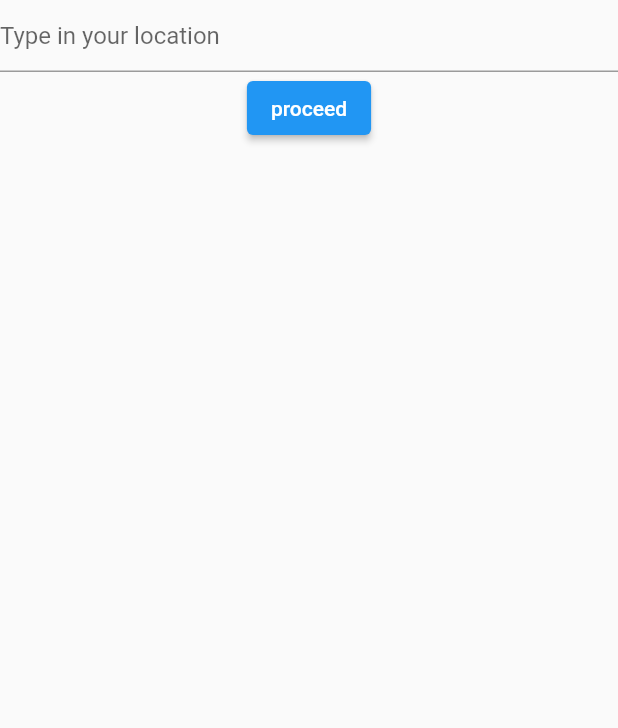
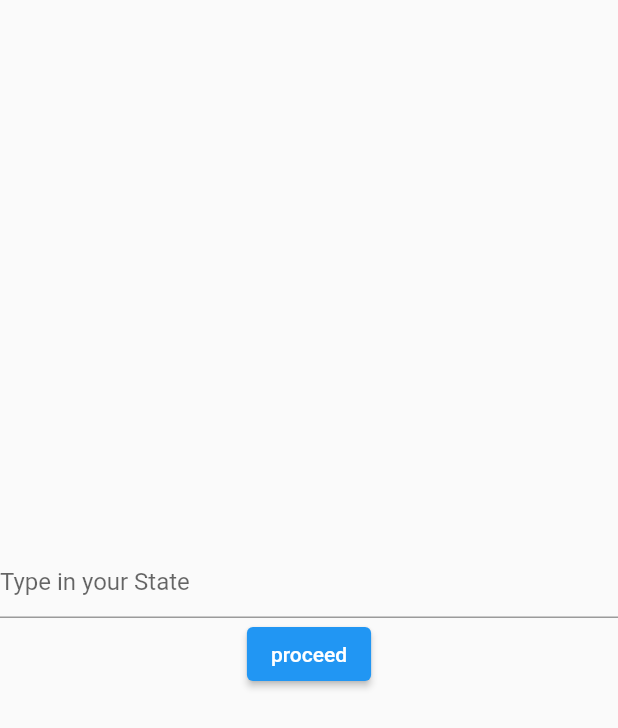
Before and after one commit to masteribro/LocationApp, a Flutter app: the screen it shows after launch, on a phone screen of 412 x 824 dp. Shown: the top 728 px of the screen. Run offline on Flutter 3.47's test engine with Material 2 defaults, Android fonts, the phone set to English and light mode, and no system bars.

Commit message:
all features has been implemented

```diff
--- a/lib/main.dart
+++ b/lib/main.dart
@@ -14,16 +14,8 @@ class MyApp extends StatelessWidget {
   Widget build(BuildContext context) {
     return MaterialApp(
       title: 'Flutter Demo',
+      debugShowCheckedModeBanner: false,
       theme: ThemeData(
-        // This is the theme of your application.
-        //
-        // Try running your application with "flutter run". You'll see the
-        // application has a blue toolbar. Then, without quitting the app, try
-        // changing the primarySwatch below to Colors.green and then invoke
-        // "hot reload" (press "r" in the console where you ran "flutter run",
-        // or simply save your changes to "hot reload" in a Flutter IDE).
-        // Notice that the counter didn't reset back to zero; the application
-        // is not restarted.
         primarySwatch: Colors.blue,
       ),
       home: const HomePage(),
--- /dev/null
+++ b/lib/model/global_variable.dart
@@ -0,0 +1 @@
+String? location;
--- a/lib/view/homePage.dart
+++ b/lib/view/homePage.dart
@@ -1,5 +1,7 @@
 import 'package:flutter/material.dart';
 import 'package:weather_app/view/weatherInfo.dart';
+
+import '../model/global_variable.dart';
 
 class HomePage extends StatefulWidget {
   const HomePage({Key? key}) : super(key: key);
@@ -9,14 +11,19 @@ class HomePage extends StatefulWidget {
 }
 
 class _HomePageState extends State<HomePage> {
+  GlobalKey formkey = GlobalKey();
+  TextEditingController controller = TextEditingController();
   @override
   Widget build(BuildContext context) {
     return Scaffold(
-      body: Column(
+      body: Center(
+        child: Column(
+          mainAxisAlignment: MainAxisAlignment.center,
           children: [
             weatherApp()
 
           ],
+        ),
       ),
     );
   }
@@ -25,18 +32,25 @@ class _HomePageState extends State<HomePage> {
 
   Widget weatherApp(){
     return Center(
+      child: Form(
+        key: formkey,
         child: Column(
           children: [
            TextFormField(
-          decoration: InputDecoration(
-            hintText: 'Type in your location'
+             controller: controller,
+            decoration: const InputDecoration(
+              hintText: 'Type in your State',
             ),
            ),
-          ElevatedButton(onPressed: (){Navigator.push(
+            ElevatedButton(onPressed: (){
+              // if(formkey.currentState?.validate() == true){}
+              location = controller.text;
+              Navigator.push(
                 context,
                 MaterialPageRoute(builder: (context) =>  WeatherInfo()));}, child: Text('proceed'))
           ],
         ),
+      ),
     );
   }
 }
--- a/pubspec.yaml
+++ b/pubspec.yaml
@@ -29,11 +29,14 @@ environment:
 dependencies:
   flutter:
     sdk: flutter
+  http: ^0.13.5
 
 
   # The following adds the Cupertino Icons font to your application.
   # Use with the CupertinoIcons class for iOS style icons.
   cupertino_icons: ^1.0.2
+
+
 
 dev_dependencies:
   flutter_test:
```
Also changed, not shown: lib/model/lat_and_log.dart (+1 -9 lines), lib/service/location_client.dart (added, +16 -0 lines), lib/view/weatherInfo.dart (+53 -12 lines), pubspec.lock. Lines whose indentation alone changed are shown as unchanged.
